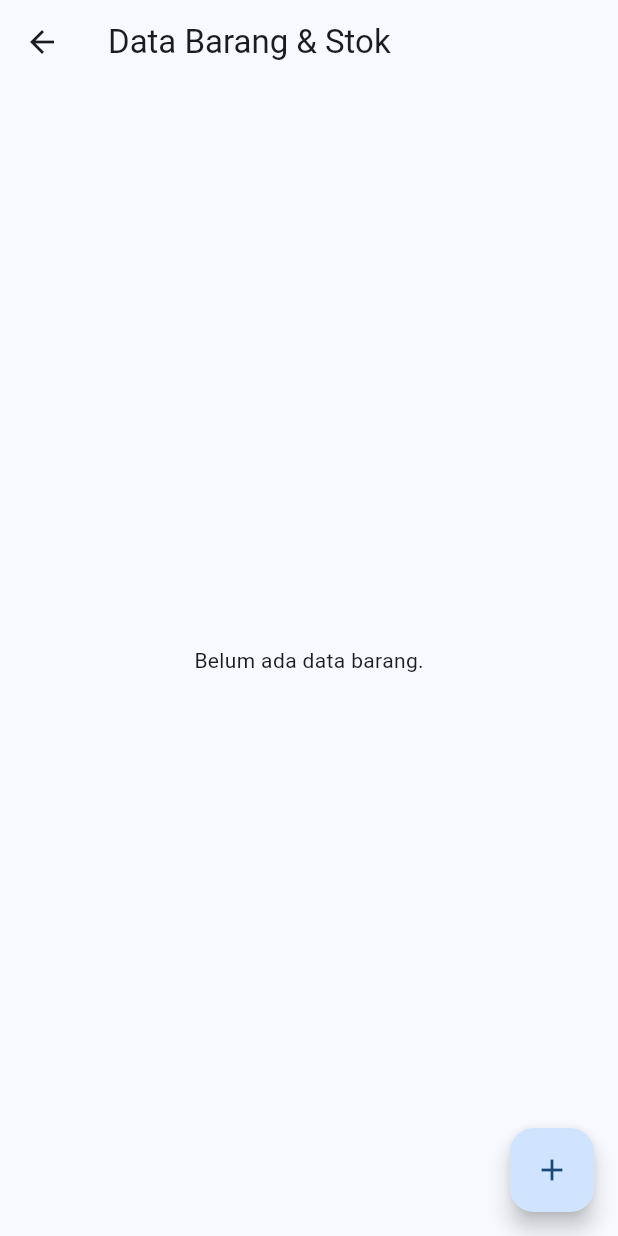
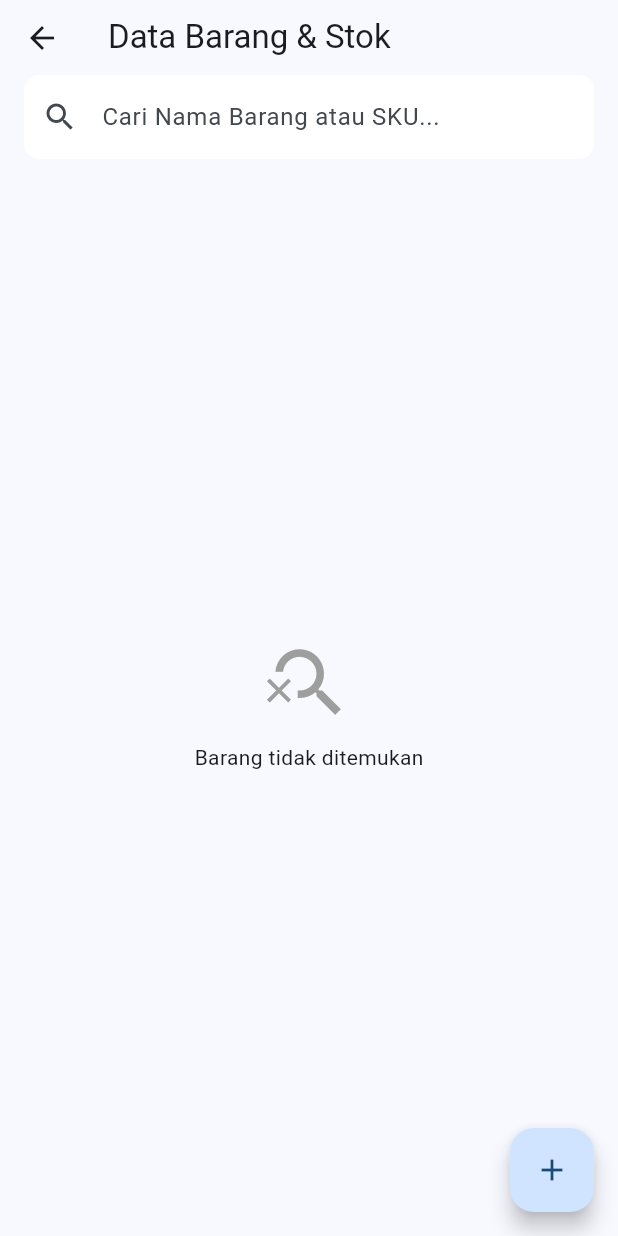
Before and after one commit to enrujong/ABL_APP, a Flutter app: the ProductListPage screen opened directly, on a phone screen of 412 x 824 dp. Run offline on Flutter 3.47's test engine with Material 3 defaults, Android fonts, the light colour scheme and no system bars; our stand-ins replace supabase_flutter; accounts and stored records are empty.

Commit message:
fitur pencarian

```diff
--- a/lib/pages/gudang/product_list_page.dart
+++ b/lib/pages/gudang/product_list_page.dart
@@ -11,9 +11,12 @@ class ProductListPage extends StatefulWidget {
 }
 
 class _ProductListPageState extends State<ProductListPage> {
-  // Variable untuk menyimpan list barang
-  List<Product> _products = [];
+  // Dua variabel List: Satu untuk Master, Satu untuk Hasil Filter
+  List<Product> _allProducts = [];
+  List<Product> _filteredProducts = [];
+
   bool _isLoading = true;
+  final TextEditingController _searchController = TextEditingController();
 
   @override
   void initState() {
@@ -21,54 +24,124 @@ class _ProductListPageState extends State<ProductListPage> {
     _fetchProducts();
   }
 
-  // Fungsi mengambil data dari Supabase
   Future<void> _fetchProducts() async {
     try {
       final response = await Supabase.instance.client
           .from('products')
           .select()
-          .order('name', ascending: true); // Urutkan berdasarkan nama
+          .order('name', ascending: true);
 
       final data = response as List<dynamic>;
+      final products = data.map((json) => Product.fromJson(json)).toList();
 
       setState(() {
-        // Ubah JSON jadi List<Product> menggunakan Model yang tadi kita buat
-        _products = data.map((json) => Product.fromJson(json)).toList();
+        _allProducts = products;
+        _filteredProducts = products; // Awalnya tampilkan semua
         _isLoading = false;
       });
     } catch (e) {
-      ScaffoldMessenger.of(
-        context,
-      ).showSnackBar(SnackBar(content: Text('Error: $e')));
+      if (mounted) {
+        ScaffoldMessenger.of(
+          context,
+        ).showSnackBar(SnackBar(content: Text('Error: $e')));
+        setState(() => _isLoading = false);
+      }
     }
+  }
+
+  // LOGIKA PENCARIAN
+  void _runFilter(String keyword) {
+    List<Product> results = [];
+    if (keyword.isEmpty) {
+      // Kalau kosong, kembalikan semua data
+      results = _allProducts;
+    } else {
+      // Filter berdasarkan Nama ATAU SKU (Case Insensitive)
+      results = _allProducts
+          .where(
+            (product) =>
+                product.name.toLowerCase().contains(keyword.toLowerCase()) ||
+                product.sku.toLowerCase().contains(keyword.toLowerCase()),
+          )
+          .toList();
+    }
+
+    // Update tampilan
+    setState(() {
+      _filteredProducts = results;
+    });
   }
 
   @override
   Widget build(BuildContext context) {
     return Scaffold(
-      appBar: AppBar(title: const Text('Data Barang & Stok')),
-
-      // --- PERUBAHAN MULAI DI SINI ---
-      // Bungkus konten dengan RefreshIndicator
+      appBar: AppBar(
+        title: const Text('Data Barang & Stok'),
+        bottom: PreferredSize(
+          preferredSize: const Size.fromHeight(60),
+          child: Padding(
+            padding: const EdgeInsets.fromLTRB(16, 0, 16, 10),
+            child: TextField(
+              controller: _searchController,
+              onChanged: (value) =>
+                  _runFilter(value), // Panggil fungsi filter tiap ngetik
+              decoration: InputDecoration(
+                hintText: 'Cari Nama Barang atau SKU...',
+                prefixIcon: const Icon(Icons.search),
+                suffixIcon: _searchController.text.isNotEmpty
+                    ? IconButton(
+                        icon: const Icon(Icons.clear),
+                        onPressed: () {
+                          _searchController.clear();
+                          _runFilter('');
+                        },
+                      )
+                    : null,
+                filled: true,
+                fillColor: Colors.white,
+                border: OutlineInputBorder(
+                  borderRadius: BorderRadius.circular(10),
+                  borderSide: BorderSide.none,
+                ),
+              ),
+            ),
+          ),
+        ),
+      ),
       body: RefreshIndicator(
-        onRefresh: _fetchProducts, // Panggil fungsi ambil data saat ditarik
+        onRefresh: _fetchProducts,
         child: _isLoading
             ? const Center(child: CircularProgressIndicator())
-            : _products.isEmpty
-            ? const Center(child: Text('Belum ada data barang.'))
-            // ListView harus punya physics agar bisa ditarik walau datanya sedikit
+            : _filteredProducts.isEmpty
+            ? const Center(
+                child: Column(
+                  mainAxisAlignment: MainAxisAlignment.center,
+                  children: [
+                    Icon(Icons.search_off, size: 60, color: Colors.grey),
+                    SizedBox(height: 10),
+                    Text('Barang tidak ditemukan'),
+                  ],
+                ),
+              )
             : ListView.separated(
                 physics: const AlwaysScrollableScrollPhysics(),
-                itemCount: _products.length,
+                itemCount: _filteredProducts.length,
                 separatorBuilder: (context, index) => const Divider(),
                 itemBuilder: (context, index) {
-                  final product = _products[index];
+                  final product = _filteredProducts[index];
+                  // Warnai stok merah jika menipis
+                  final isLowStock = product.stockQuantity < 10;
+
                   return ListTile(
-                    // ... (Isi ListTile TETAP SAMA seperti sebelumnya) ...
                     leading: CircleAvatar(
-                      backgroundColor: Colors.green[100],
+                      backgroundColor: isLowStock
+                          ? Colors.red[100]
+                          : Colors.green[100],
                       child: Text(
                         product.baseUnit.substring(0, 1).toUpperCase(),
+                        style: TextStyle(
+                          color: isLowStock ? Colors.red : Colors.green,
+                        ),
                       ),
                     ),
                     title: Text(
@@ -82,10 +155,10 @@ class _ProductListPageState extends State<ProductListPage> {
                       children: [
                         Text(
                           '${product.stockQuantity} ${product.baseUnit}',
-                          style: const TextStyle(
+                          style: TextStyle(
                             fontSize: 16,
                             fontWeight: FontWeight.bold,
-                            color: Colors.green,
+                            color: isLowStock ? Colors.red : Colors.green,
                           ),
                         ),
                         if (product.packagingUnit != null)
@@ -104,13 +177,10 @@ class _ProductListPageState extends State<ProductListPage> {
       ),
       floatingActionButton: FloatingActionButton(
         onPressed: () async {
-          // Buka halaman tambah, dan tunggu hasilnya (await)
           final result = await Navigator.push(
             context,
             MaterialPageRoute(builder: (context) => const AddProductPage()),
           );
-
-          // Jika result == true (berhasil simpan), refresh data
           if (result == true) {
             _fetchProducts();
           }
```
